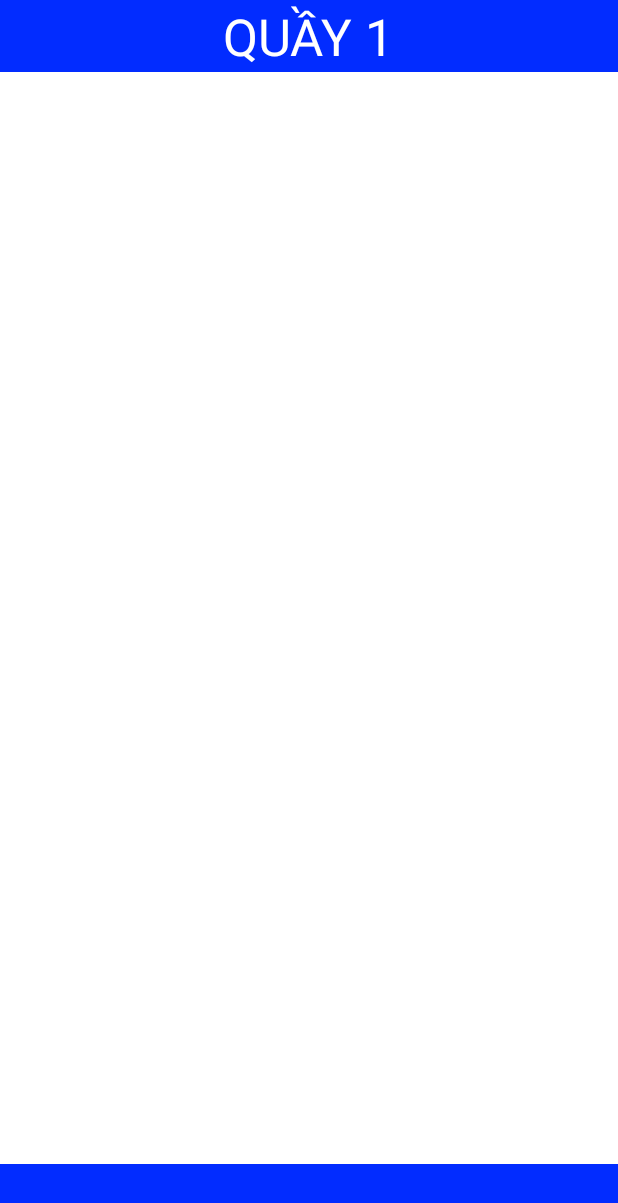
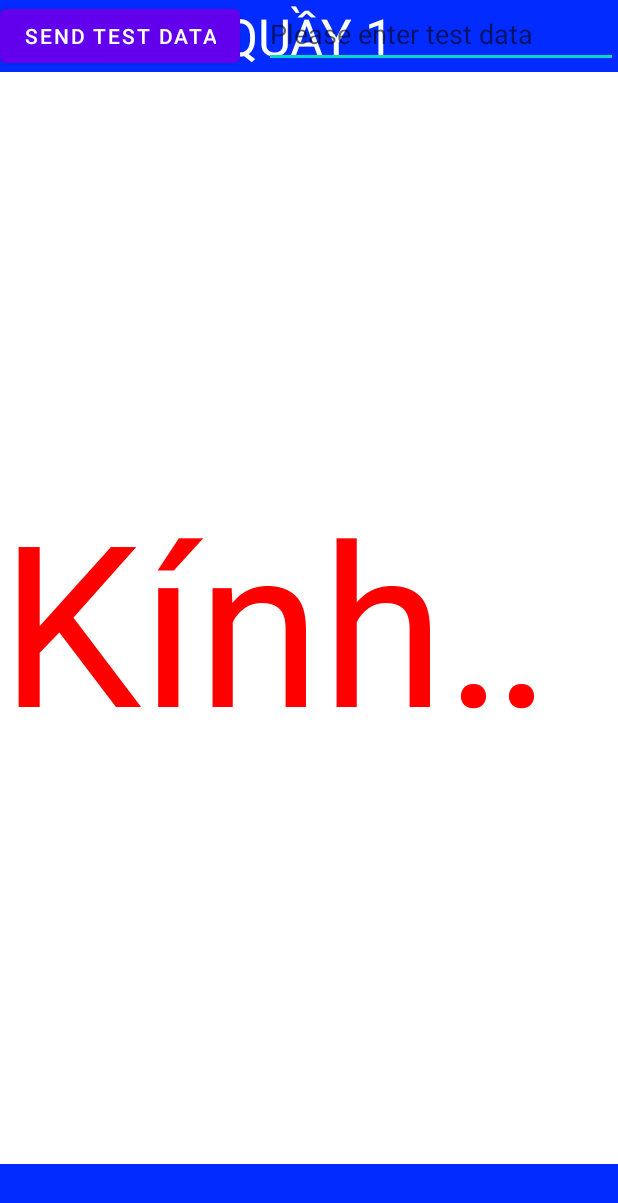
Before and after one commit to tuandungnguyen/qms, an Android app: the screen it shows after launch (MainActivity), on a phone screen of 412 x 824 dp. Shown: the top 1203 px of the screen. Run offline under Robolectric (Android 15) with nearby library versions, the phone set to English and light mode, and no system bars; our stand-ins replace data binding; libraries missing offline, so code that uses them is left out: com.google.firebase.encoders.

Commit message:
update2804

```diff
--- a/app/src/main/java/com/ntd/qms/TerminalFragment.java
+++ b/app/src/main/java/com/ntd/qms/TerminalFragment.java
@@ -20,6 +20,7 @@ import android.text.style.ForegroundColorSpan;
 import android.view.LayoutInflater;
 import android.view.View;
 import android.view.ViewGroup;
+import android.view.animation.AnimationUtils;
 import android.widget.Toast;
 import android.widget.ToggleButton;
 
@@ -431,12 +432,33 @@ public class TerminalFragment extends Fragment implements SerialInputOutputManag
                         binding.layoutCounterDisplay.setVisibility(View.VISIBLE);
                         binding.layoutMainDisplay.setVisibility(View.GONE);
                         binding.tvPlace1.setSelected(true);
+                        binding.tvStatus.setSelected(true);
 
                         //Check android box with second param.
                         if (receiveStrings[1].equals("" + androidBoxID)) {
                             int param1 = Integer.parseInt(receiveStrings[3]);
                             int bitmaskA = 0x3FFF;
-                            binding.tvNumber.setText(Utils.formatQueueNumber((param1 & bitmaskA), 4));
+
+                            if (param1 > 0) {
+                                binding.tvStatus.setVisibility(View.GONE);
+                                binding.tvNumber.setVisibility(View.VISIBLE);
+                                binding.tvNumber.setAnimation(AnimationUtils.loadAnimation(getActivity(), R.anim.slide_down));
+                                binding.tvNumber.setText(Utils.formatQueueNumber((param1 & bitmaskA), 4));
+                            } else if (param1 == -3){
+                                binding.tvNumber.setVisibility(View.GONE);
+                                binding.tvStatus.setVisibility(View.VISIBLE);
+                                binding.tvStatus.setText(getText(R.string.status_pause));
+                            } else if (param1 == -6){
+                                binding.tvNumber.setVisibility(View.GONE);
+                                binding.tvStatus.setVisibility(View.VISIBLE);
+                                binding.tvStatus.setText(getText(R.string.status_welcome));
+                            } else if (param1 == -7){
+                                binding.tvNumber.setVisibility(View.GONE);
+                                binding.tvStatus.setVisibility(View.VISIBLE);
+                                binding.tvStatus.setText(getText(R.string.status_thankyou));
+                            }
+
+
                         }
 
                     } else if (prefs.getInt(MainActivity.KEY_LINE_NUMBER, 1) > 1) {
--- /dev/null
+++ b/app/src/main/res/anim/slide_down.xml
@@ -0,0 +1,8 @@
+<?xml version="1.0" encoding="utf-8"?>
+<set xmlns:android="http://schemas.android.com/apk/res/android" >
+
+    <translate
+        android:duration="500"
+        android:fromYDelta="-100%"
+        android:toYDelta="0" />
+</set>
--- a/app/src/main/res/layout/fragment_terminal.xml
+++ b/app/src/main/res/layout/fragment_terminal.xml
@@ -14,6 +14,7 @@
             android:layout_width="match_parent"
             android:layout_height="match_parent"
             android:orientation="vertical"
+            android:visibility="gone"
             app:layout_constraintStart_toStartOf="parent"
             app:layout_constraintTop_toTopOf="parent">
 
@@ -188,6 +189,26 @@
                     android:layout_height="wrap_content"
                     android:textColor="@color/red"
                     android:textSize="@dimen/sp_200"
+                    android:singleLine="true"
+                    android:visibility="gone"
+                    app:layout_constraintBottom_toBottomOf="parent"
+                    app:layout_constraintEnd_toEndOf="parent"
+                    app:layout_constraintStart_toStartOf="parent"
+                    app:layout_constraintTop_toTopOf="parent" />
+
+
+                <TextView
+                    android:id="@+id/tvStatus"
+                    android:layout_width="wrap_content"
+                    android:layout_height="wrap_content"
+                    android:textColor="@color/red"
+                    android:textSize="@dimen/sp_200"
+                    android:text="@string/status_welcome"
+                    android:visibility="visible"
+                    android:singleLine="true"
+                    android:ellipsize="marquee"
+                    android:marqueeRepeatLimit="marquee_forever"
+                    android:scrollHorizontally="true"
                     app:layout_constraintBottom_toBottomOf="parent"
                     app:layout_constraintEnd_toEndOf="parent"
                     app:layout_constraintStart_toStartOf="parent"
@@ -267,28 +288,6 @@
                 app:layout_constraintStart_toStartOf="parent"
                 app:layout_constraintTop_toBottomOf="@id/bannerMainDisplay">
 
-                <Button
-                    android:id="@+id/btnSendTestData"
-                    android:layout_width="wrap_content"
-                    android:layout_height="wrap_content"
-                    android:text="Send Test Data"
-                    android:visibility="gone"
-                    app:layout_constraintStart_toStartOf="parent"
-                    app:layout_constraintTop_toTopOf="parent" />
-
-
-                <EditText
-                    android:id="@+id/edtTestData"
-                    android:layout_width="0dp"
-                    android:layout_height="wrap_content"
-                    android:layout_marginStart="16dp"
-                    android:hint="Please enter test data"
-                    android:singleLine="true"
-                    android:visibility="gone"
-                    app:layout_constraintEnd_toEndOf="parent"
-                    app:layout_constraintStart_toEndOf="@+id/btnSendTestData"
-                    app:layout_constraintTop_toTopOf="@+id/btnSendTestData" />
-
 
                 <LinearLayout
                     android:id="@+id/layoutMainDisplayHeader"
@@ -296,47 +295,47 @@
                     android:layout_height="@dimen/dp_64"
                     android:orientation="horizontal"
                     app:layout_constraintStart_toStartOf="parent"
-                    app:layout_constraintTop_toBottomOf="@+id/btnSendTestData">
+                    app:layout_constraintTop_toTopOf="parent">
 
                     <androidx.appcompat.widget.AppCompatTextView
                         android:id="@+id/tvCallingNumber1"
                         android:layout_width="0dp"
                         android:layout_height="match_parent"
-                        android:textSize="@dimen/sp_32"
                         android:layout_weight="1"
                         android:gravity="center|center"
                         android:text="@string/calling_number"
-                        android:textColor="@color/red" />
+                        android:textColor="@color/red"
+                        android:textSize="@dimen/sp_32" />
 
                     <androidx.appcompat.widget.AppCompatTextView
                         android:id="@+id/tvCallingRoom1"
                         android:layout_width="0dp"
                         android:layout_height="match_parent"
                         android:layout_weight="1"
-                        android:textSize="@dimen/sp_32"
                         android:gravity="center|center"
                         android:text="@string/calling_room"
-                        android:textColor="@color/red" />
+                        android:textColor="@color/red"
+                        android:textSize="@dimen/sp_32" />
 
                     <androidx.appcompat.widget.AppCompatTextView
                         android:id="@+id/tvCallingNumber2"
                         android:layout_width="0dp"
                         android:layout_height="match_parent"
                         android:layout_weight="1"
-                        android:textSize="@dimen/sp_32"
                         android:gravity="center|center"
                         android:text="@string/calling_number"
-                        android:textColor="@color/red" />
+                        android:textColor="@color/red"
+                        android:textSize="@dimen/sp_32" />
 
                     <androidx.appcompat.widget.AppCompatTextView
                         android:id="@+id/tvCallingRoom2"
                         android:layout_width="0dp"
                         android:layout_height="match_parent"
-                        android:textSize="@dimen/sp_32"
                         android:layout_weight="1"
                         android:gravity="center|center"
                         android:text="@string/calling_room"
-                        android:textColor="@color/red" />
+                        android:textColor="@color/red"
+                        android:textSize="@dimen/sp_32" />
 
 
                 </LinearLayout>
@@ -354,17 +353,6 @@
 
         </androidx.constraintlayout.widget.ConstraintLayout>
 
-        <TextView
-            android:id="@+id/tvTextReceive"
-            android:layout_width="wrap_content"
-            android:layout_height="wrap_content"
-            android:layout_margin="@dimen/dp_8"
-            android:textColor="@color/white"
-            android:textSize="@dimen/sp_16"
-            android:visibility="gone"
-            app:layout_constraintStart_toStartOf="parent"
-            app:layout_constraintTop_toTopOf="parent"
-            tools:text="Receive Text" />
 
         <View
             android:id="@+id/btnMenuConfig"
@@ -376,6 +364,50 @@
             app:layout_constraintStart_toStartOf="parent"
             app:layout_constraintTop_toTopOf="parent" />
 
+        <androidx.constraintlayout.widget.ConstraintLayout
+            android:id="@+id/test_box"
+            android:layout_width="match_parent"
+            android:layout_height="wrap_content"
+            android:clickable="true"
+            android:focusable="true"
+            android:visibility="visible"
+            app:layout_constraintStart_toStartOf="parent"
+            app:layout_constraintTop_toTopOf="parent">
+
+            <Button
+                android:id="@+id/btnSendTestData"
+                android:layout_width="wrap_content"
+                android:layout_height="wrap_content"
+                android:text="Send Test Data"
+                app:layout_constraintStart_toStartOf="parent"
+                app:layout_constraintTop_toTopOf="parent" />
+
+
+            <EditText
+                android:id="@+id/edtTestData"
+                android:layout_width="0dp"
+                android:layout_height="wrap_content"
+                android:layout_marginStart="16dp"
+                android:hint="Please enter test data"
+                android:singleLine="true"
+                app:layout_constraintEnd_toEndOf="parent"
+                app:layout_constraintStart_toEndOf="@+id/btnSendTestData"
+                app:layout_constraintTop_toTopOf="@+id/btnSendTestData" />
+
+
+            <TextView
+                android:id="@+id/tvTextReceive"
+                android:layout_width="wrap_content"
+                android:layout_height="wrap_content"
+                android:layout_margin="@dimen/dp_8"
+                android:textColor="@color/white"
+                android:textSize="@dimen/sp_16"
+                android:visibility="gone"
+                app:layout_constraintStart_toStartOf="parent"
+                app:layout_constraintTop_toTopOf="parent"
+                tools:text="Receive Text" />
+
+        </androidx.constraintlayout.widget.ConstraintLayout>
+
     </androidx.constraintlayout.widget.ConstraintLayout>
-
 </layout>
--- a/app/src/main/res/values/strings.xml
+++ b/app/src/main/res/values/strings.xml
@@ -17,6 +17,10 @@
     <string name="miss_data_area">Vui lòng nhập dữ liệu cho Khu - Địa điểm</string>
     <string name="miss_data">Vui lòng nhập vào đầy đủ thông tin.</string>
 
+    <string name="status_pause">Tạm ngưng</string>
+    <string name="status_welcome">Kính chào</string>
+    <string name="status_thankyou">Cám ơn</string>
+
     <string name="calling_number">Số đang gọi</string>
     <string name="calling_room">Quầy</string>
     <string name="baud_rate">Baud Rate</string>
```
Also changed, not shown: 7 other files.
